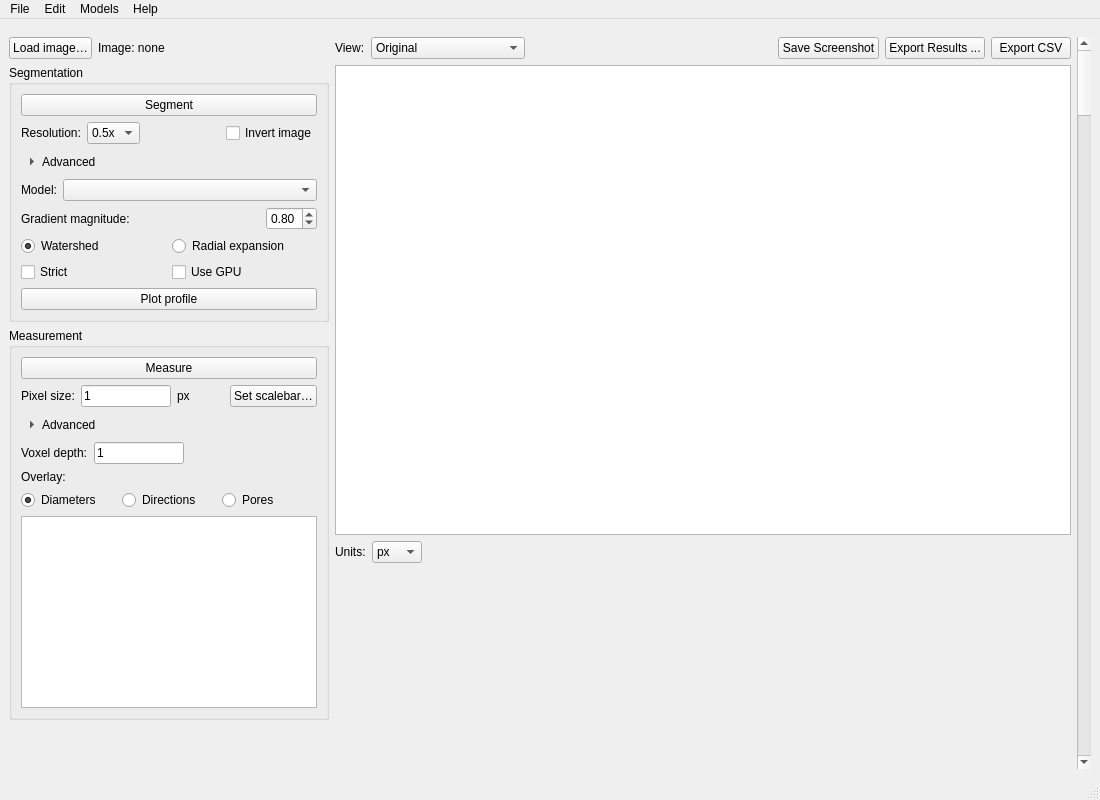
Above: resources/fiber_tool.ui from vikba/Fiberpose before the change. Below: the same form after it.
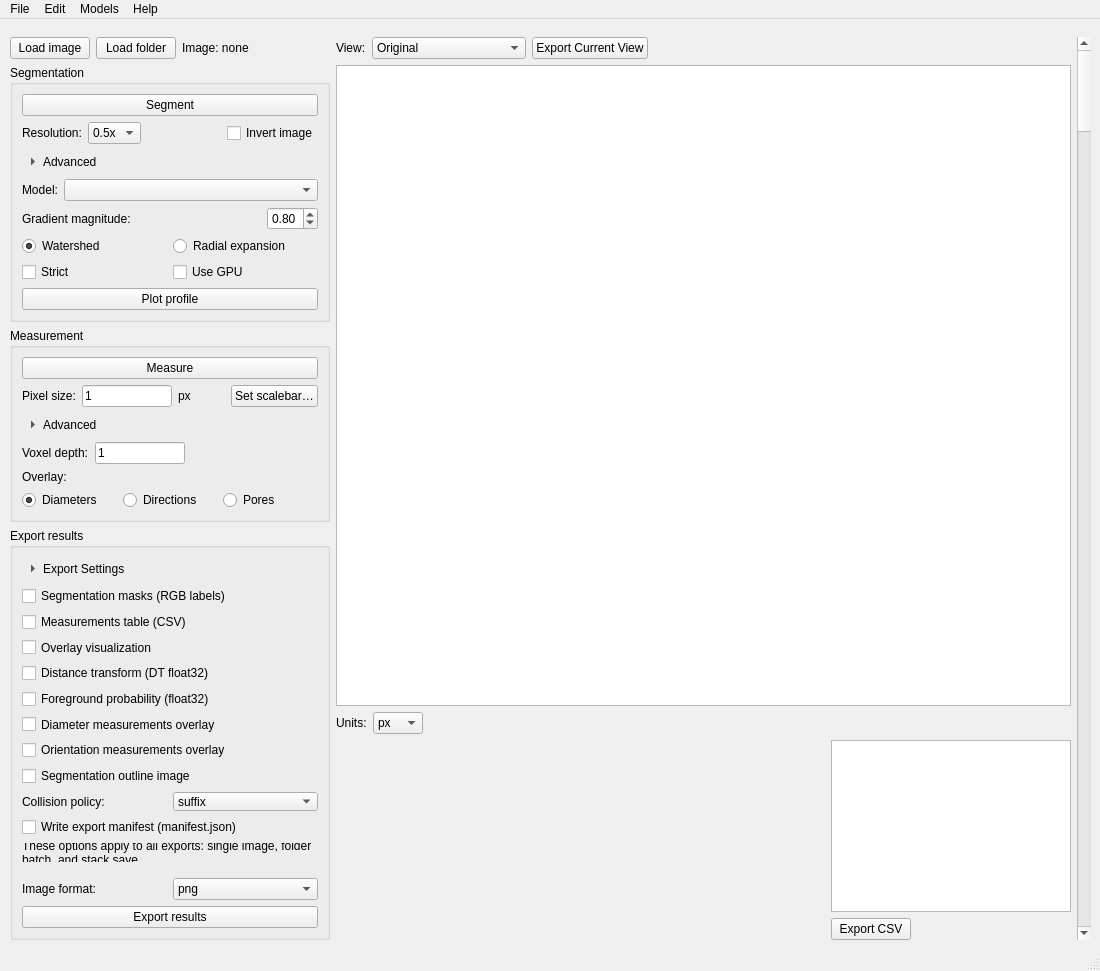
That is the form after the change. Custom widgets are drawn as their Qt base class.

What changed in the file:
```diff
--- a/resources/fiber_tool.ui
+++ b/resources/fiber_tool.ui
@@ -15,6 +15,9 @@
   </property>
   <widget class="QWidget" name="centralwidget">
    <layout class="QHBoxLayout" name="horizontalLayout">
+    <property name="leftMargin">
+     <number>10</number>
+    </property>
     <property name="topMargin">
      <number>18</number>
     </property>
@@ -59,7 +62,14 @@
          <item>
           <widget class="QPushButton" name="btn_load_image">
            <property name="text">
-            <string>Load image…</string>
+            <string>Load image</string>
+           </property>
+          </widget>
+         </item>
+         <item>
+          <widget class="QPushButton" name="btn_load_folder">
+           <property name="text">
+            <string>Load folder</string>
            </property>
           </widget>
          </item>
@@ -469,8 +479,186 @@
             </layout>
            </widget>
           </item>
+         </layout>
+        </widget>
+       </item>
+       <item>
+        <widget class="QGroupBox" name="groupBox_export">
+         <property name="title">
+          <string>Export results</string>
+         </property>
+         <layout class="QVBoxLayout" name="exportLayout">
           <item>
-           <widget class="QPlainTextEdit" name="text_edit2"/>
+           <widget class="QToolButton" name="btn_export_settings">
+            <property name="text">
+             <string>Export Settings</string>
+            </property>
+            <property name="checkable">
+             <bool>true</bool>
+            </property>
+            <property name="toolButtonStyle">
+             <enum>Qt::ToolButtonStyle::ToolButtonTextBesideIcon</enum>
+            </property>
+            <property name="autoRaise">
+             <bool>true</bool>
+            </property>
+            <property name="arrowType">
+             <enum>Qt::ArrowType::RightArrow</enum>
+            </property>
+           </widget>
+          </item>
+          <item>
+           <widget class="QWidget" name="widget_export_settings" native="true">
+            <layout class="QVBoxLayout" name="exportSettingsLayout">
+             <property name="leftMargin">
+              <number>0</number>
+             </property>
+             <property name="topMargin">
+              <number>0</number>
+             </property>
+             <property name="rightMargin">
+              <number>0</number>
+             </property>
+             <property name="bottomMargin">
+              <number>10</number>
+             </property>
+             <item>
+              <widget class="QCheckBox" name="chb_export_labels">
+               <property name="text">
+                <string>Segmentation masks (RGB labels)</string>
+               </property>
+              </widget>
+             </item>
+             <item>
+              <widget class="QCheckBox" name="chb_export_tables">
+               <property name="text">
+                <string>Measurements table (CSV)</string>
+               </property>
+              </widget>
+             </item>
+             <item>
+              <widget class="QCheckBox" name="chb_export_overlay">
+               <property name="text">
+                <string>Overlay visualization</string>
+               </property>
+              </widget>
+             </item>
+             <item>
+              <widget class="QCheckBox" name="chb_export_dt">
+               <property name="text">
+                <string>Distance transform (DT float32)</string>
+               </property>
+              </widget>
+             </item>
+             <item>
+              <widget class="QCheckBox" name="chb_export_foreground">
+               <property name="text">
+                <string>Foreground probability (float32)</string>
+               </property>
+              </widget>
+             </item>
+             <item>
+              <widget class="QCheckBox" name="chb_export_diameters">
+               <property name="text">
+                <string>Diameter measurements overlay</string>
+               </property>
+              </widget>
+             </item>
+             <item>
+              <widget class="QCheckBox" name="chb_export_orientations">
+               <property name="text">
+                <string>Orientation measurements overlay</string>
+               </property>
+              </widget>
+             </item>
+             <item>
+              <widget class="QCheckBox" name="chb_export_outline">
+               <property name="text">
+                <string>Segmentation outline image</string>
+               </property>
+              </widget>
+             </item>
+             <item>
+              <layout class="QHBoxLayout" name="collisionRow">
+               <item>
+                <widget class="QLabel" name="label_collision">
+                 <property name="text">
+                  <string>Collision policy:</string>
+                 </property>
+                </widget>
+               </item>
+               <item>
+                <widget class="QComboBox" name="cb_collision">
+                 <item>
+                  <property name="text">
+                   <string>suffix</string>
+                  </property>
+                 </item>
+                 <item>
+                  <property name="text">
+                   <string>overwrite</string>
+                  </property>
+                 </item>
+                 <item>
+                  <property name="text">
+                   <string>error</string>
+                  </property>
+                 </item>
+                </widget>
+               </item>
+              </layout>
+             </item>
+             <item>
+              <widget class="QCheckBox" name="chb_write_manifest">
+               <property name="text">
+                <string>Write export manifest (manifest.json)</string>
+               </property>
+              </widget>
+             </item>
+             <item>
+              <widget class="QLabel" name="label_export_info">
+               <property name="text">
+                <string>These options apply to all exports: single image, folder batch, and stack save.</string>
+               </property>
+               <property name="wordWrap">
+                <bool>true</bool>
+               </property>
+              </widget>
+             </item>
+            </layout>
+           </widget>
+          </item>
+          <item>
+           <layout class="QHBoxLayout" name="imageFormatRow">
+            <item>
+             <widget class="QLabel" name="label_image_format">
+              <property name="text">
+               <string>Image format:</string>
+              </property>
+             </widget>
+            </item>
+            <item>
+             <widget class="QComboBox" name="cb_image_format">
+              <item>
+               <property name="text">
+                <string>png</string>
+               </property>
+              </item>
+              <item>
+               <property name="text">
+                <string>tiff</string>
+               </property>
+              </item>
+             </widget>
+            </item>
+           </layout>
+          </item>
+          <item>
+           <widget class="QPushButton" name="btn_export_results">
+            <property name="text">
+             <string>Export results</string>
+            </property>
+           </widget>
           </item>
          </layout>
         </widget>
@@ -576,6 +764,13 @@
           </item>
          </widget>
         </item>
+        <item>
+         <widget class="QPushButton" name="btn_save_screenshot">
+          <property name="text">
+           <string>Export Current View</string>
+          </property>
+         </widget>
+        </item>
         <item>
          <spacer name="viewSpacer">
           <property name="orientation">
@@ -589,27 +784,6 @@
           </property>
          </spacer>
         </item>
-        <item>
-         <widget class="QPushButton" name="btn_save_screenshot">
-          <property name="text">
-           <string>Save Screenshot</string>
-          </property>
-         </widget>
-        </item>
-        <item>
-         <widget class="QPushButton" name="btn_export_results">
-          <property name="text">
-           <string>Export Results ...</string>
-          </property>
-         </widget>
-        </item>
-        <item>
-         <widget class="QPushButton" name="btn_export_csv">
-          <property name="text">
-           <string>Export CSV</string>
-          </property>
-         </widget>
-        </item>
        </layout>
       </item>
       <item>
@@ -724,6 +898,42 @@
              </property>
             </widget>
            </item>
+           <item>
+            <layout class="QVBoxLayout" name="statsColumn">
+             <item>
+              <widget class="QPlainTextEdit" name="text_edit2">
+               <property name="sizePolicy">
+                <sizepolicy hsizetype="Expanding" vsizetype="Ignored">
+                 <horstretch>0</horstretch>
+                 <verstretch>0</verstretch>
+                </sizepolicy>
+               </property>
+               <property name="minimumSize">
+                <size>
+                 <width>0</width>
+                 <height>160</height>
+                </size>
+               </property>
+               <property name="maximumSize">
+                <size>
+                 <width>240</width>
+                 <height>300</height>
+                </size>
+               </property>
+               <property name="readOnly">
+                <bool>true</bool>
+               </property>
+              </widget>
+             </item>
+             <item alignment="Qt::AlignmentFlag::AlignLeft">
+              <widget class="QPushButton" name="btn_export_csv">
+               <property name="text">
+                <string>Export CSV</string>
+               </property>
+              </widget>
+             </item>
+            </layout>
+           </item>
           </layout>
          </item>
         </layout>
```
